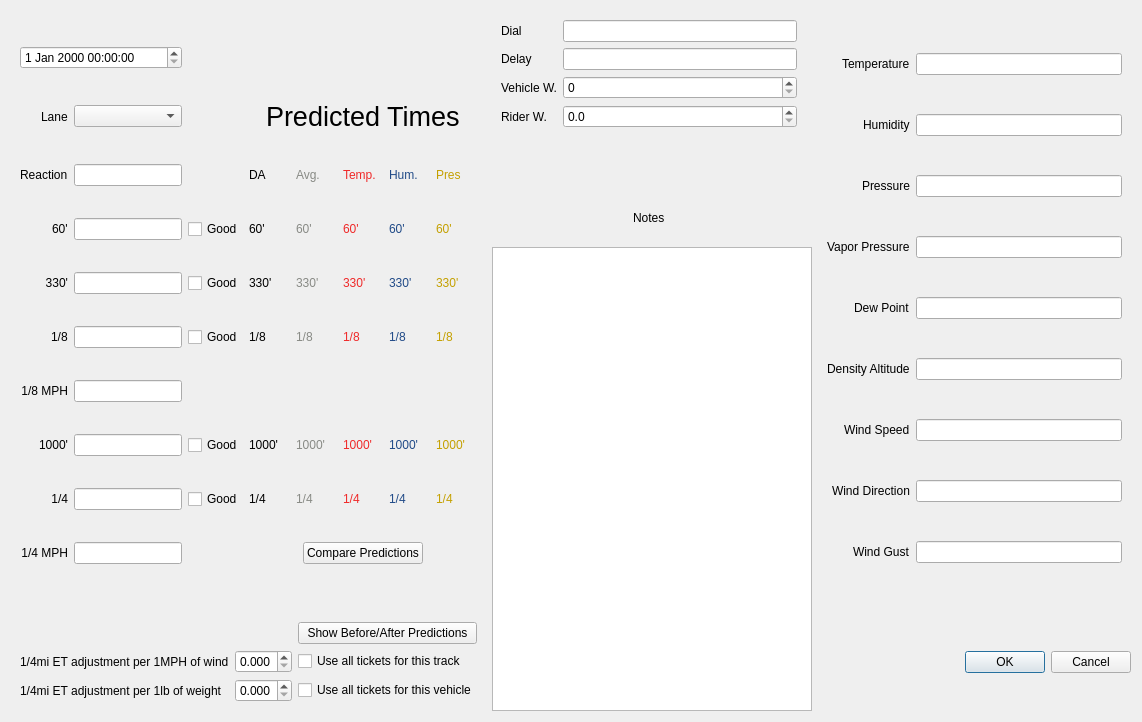
Qt form narob-desktop/ticketdialog.ui (iforgetware/narob) before a commit.
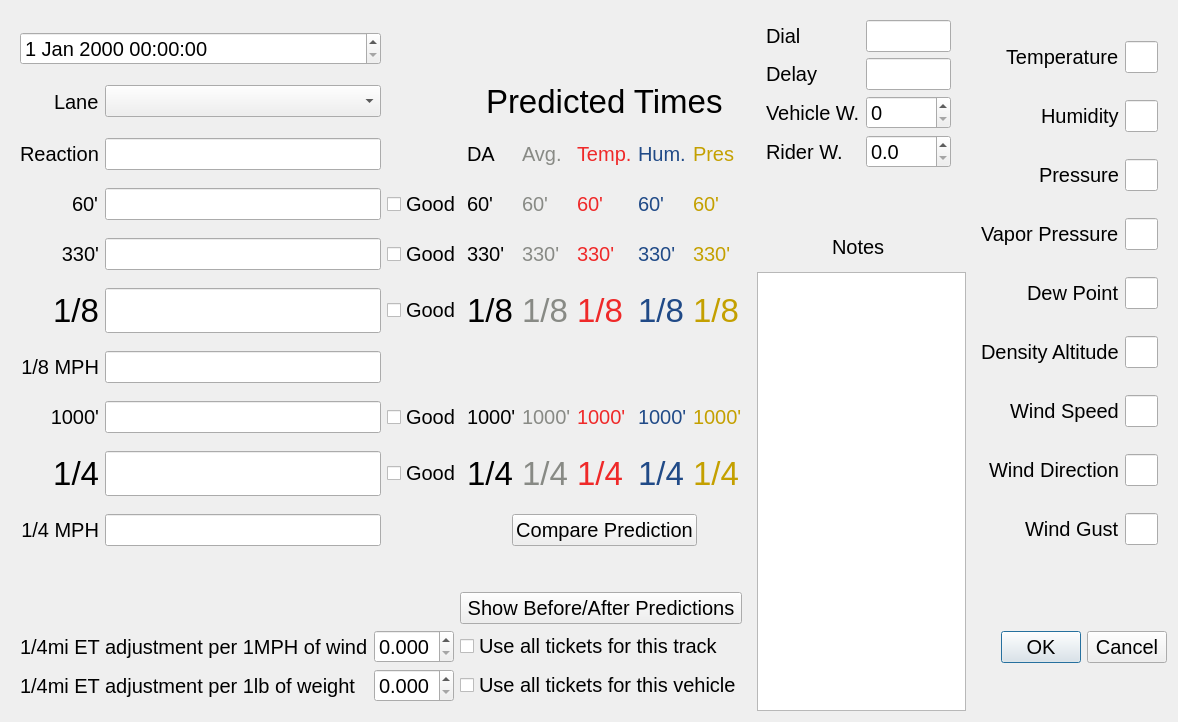
The same form after that commit.

```diff
--- a/narob-desktop/ticketdialog.ui
+++ b/narob-desktop/ticketdialog.ui
@@ -30,44 +30,126 @@
      </property>
      <layout class="QGridLayout" name="gridLayout_4">
       <item row="0" column="2">
-       <widget class="QLineEdit" name="temperatureEdit"/>
+       <widget class="QLineEdit" name="temperatureEdit">
+        <property name="font">
+         <font>
+          <pointsize>15</pointsize>
+         </font>
+        </property>
+       </widget>
       </item>
-      <item row="1" column="2">
-       <widget class="QLineEdit" name="humidityEdit"/>
+      <item row="6" column="2">
+       <widget class="QLineEdit" name="windSpeedEdit">
+        <property name="font">
+         <font>
+          <pointsize>15</pointsize>
+         </font>
+        </property>
+       </widget>
+      </item>
+      <item row="5" column="2">
+       <widget class="QLineEdit" name="densityAltitudeEdit">
+        <property name="font">
+         <font>
+          <pointsize>15</pointsize>
+         </font>
+        </property>
+       </widget>
+      </item>
+      <item row="5" column="0" alignment="Qt::AlignRight">
+       <widget class="QLabel" name="densityAltitudeLabel">
+        <property name="font">
+         <font>
+          <pointsize>15</pointsize>
+         </font>
+        </property>
+        <property name="text">
+         <string>Density Altitude</string>
+        </property>
+       </widget>
       </item>
       <item row="2" column="0" alignment="Qt::AlignRight">
        <widget class="QLabel" name="pressureLabel">
+        <property name="font">
+         <font>
+          <pointsize>15</pointsize>
+         </font>
+        </property>
         <property name="text">
          <string>Pressure</string>
         </property>
        </widget>
       </item>
-      <item row="6" column="0" alignment="Qt::AlignRight">
-       <widget class="QLabel" name="windSpeedLabel">
-        <property name="text">
-         <string>Wind Speed</string>
-        </property>
-       </widget>
-      </item>
       <item row="8" column="0" alignment="Qt::AlignRight">
        <widget class="QLabel" name="windGustLabel">
+        <property name="font">
+         <font>
+          <pointsize>15</pointsize>
+         </font>
+        </property>
         <property name="text">
          <string>Wind Gust</string>
         </property>
        </widget>
       </item>
-      <item row="3" column="0" alignment="Qt::AlignRight">
-       <widget class="QLabel" name="vaporPressureLabel">
+      <item row="6" column="0" alignment="Qt::AlignRight">
+       <widget class="QLabel" name="windSpeedLabel">
+        <property name="font">
+         <font>
+          <pointsize>15</pointsize>
+         </font>
+        </property>
         <property name="text">
-         <string>Vapor Pressure</string>
+         <string>Wind Speed</string>
         </property>
        </widget>
       </item>
-      <item row="2" column="2">
-       <widget class="QLineEdit" name="pressureEdit"/>
+      <item row="1" column="2">
+       <widget class="QLineEdit" name="humidityEdit">
+        <property name="font">
+         <font>
+          <pointsize>15</pointsize>
+         </font>
+        </property>
+       </widget>
+      </item>
+      <item row="3" column="2">
+       <widget class="QLineEdit" name="vaporPressureEdit">
+        <property name="font">
+         <font>
+          <pointsize>15</pointsize>
+         </font>
+        </property>
+       </widget>
+      </item>
+      <item row="1" column="0" alignment="Qt::AlignRight">
+       <widget class="QLabel" name="humidityLabel">
+        <property name="font">
+         <font>
+          <pointsize>15</pointsize>
+         </font>
+        </property>
+        <property name="text">
+         <string>Humidity</string>
+        </property>
+       </widget>
+      </item>
+      <item row="7" column="2">
+       <widget class="QLineEdit" name="windDirectionEdit">
+        <property name="font">
+         <font>
+          <pointsize>15</pointsize>
+         </font>
+        </property>
+       </widget>
       </item>
       <item row="0" column="0" alignment="Qt::AlignRight">
        <widget class="QLabel" name="temperatureLabel">
+        <property name="font">
+         <font>
+          <pointsize>15</pointsize>
+         </font>
+        </property>
         <property name="text">
          <string>Temperature</string>
         </property>
@@ -75,50 +157,67 @@
       </item>
       <item row="7" column="0" alignment="Qt::AlignRight">
        <widget class="QLabel" name="windDirectionLabel">
+        <property name="font">
+         <font>
+          <pointsize>15</pointsize>
+         </font>
+        </property>
         <property name="text">
          <string>Wind Direction</string>
         </property>
        </widget>
       </item>
-      <item row="5" column="0" alignment="Qt::AlignRight">
-       <widget class="QLabel" name="densityAltitudeLabel">
-        <property name="text">
-         <string>Density Altitude</string>
+      <item row="8" column="2">
+       <widget class="QLineEdit" name="windGustEdit">
+        <property name="font">
+         <font>
+          <pointsize>15</pointsize>
+         </font>
         </property>
        </widget>
       </item>
-      <item row="1" column="0" alignment="Qt::AlignRight">
-       <widget class="QLabel" name="humidityLabel">
+      <item row="4" column="2">
+       <widget class="QLineEdit" name="dewPointEdit">
+        <property name="font">
+         <font>
+          <pointsize>15</pointsize>
+         </font>
+        </property>
+       </widget>
+      </item>
+      <item row="2" column="2">
+       <widget class="QLineEdit" name="pressureEdit">
+        <property name="font">
+         <font>
+          <pointsize>15</pointsize>
+         </font>
+        </property>
+       </widget>
+      </item>
+      <item row="3" column="0" alignment="Qt::AlignRight">
+       <widget class="QLabel" name="vaporPressureLabel">
+        <property name="font">
+         <font>
+          <pointsize>15</pointsize>
+         </font>
+        </property>
         <property name="text">
-         <string>Humidity</string>
+         <string>Vapor Pressure</string>
         </property>
        </widget>
       </item>
       <item row="4" column="0" alignment="Qt::AlignRight">
        <widget class="QLabel" name="dewPointLabel">
+        <property name="font">
+         <font>
+          <pointsize>15</pointsize>
+         </font>
+        </property>
         <property name="text">
          <string>Dew Point</string>
         </property>
        </widget>
       </item>
-      <item row="3" column="2">
-       <widget class="QLineEdit" name="vaporPressureEdit"/>
-      </item>
-      <item row="4" column="2">
-       <widget class="QLineEdit" name="dewPointEdit"/>
-      </item>
-      <item row="5" column="2">
-       <widget class="QLineEdit" name="densityAltitudeEdit"/>
-      </item>
-      <item row="6" column="2">
-       <widget class="QLineEdit" name="windSpeedEdit"/>
-      </item>
-      <item row="7" column="2">
-       <widget class="QLineEdit" name="windDirectionEdit"/>
-      </item>
-      <item row="8" column="2">
-       <widget class="QLineEdit" name="windGustEdit"/>
-      </item>
      </layout>
     </widget>
    </item>
@@ -139,6 +238,11 @@
      <layout class="QGridLayout" name="gridLayout_3">
       <item row="3" column="2">
        <widget class="QCheckBox" name="vehicleTicketsCheckBox">
+        <property name="font">
+         <font>
+          <pointsize>15</pointsize>
+         </font>
+        </property>
         <property name="text">
          <string>Use all tickets for this vehicle</string>
         </property>
@@ -146,6 +250,11 @@
       </item>
       <item row="3" column="1">
        <widget class="QDoubleSpinBox" name="weightAdjustmentSpinBox">
+        <property name="font">
+         <font>
+          <pointsize>15</pointsize>
+         </font>
+        </property>
         <property name="decimals">
          <number>3</number>
         </property>
@@ -159,6 +268,11 @@
       </item>
       <item row="0" column="2">
        <widget class="QPushButton" name="showPredictionsButton">
+        <property name="font">
+         <font>
+          <pointsize>15</pointsize>
+         </font>
+        </property>
         <property name="text">
          <string>Show Before/After Predictions</string>
         </property>
@@ -166,6 +280,11 @@
       </item>
       <item row="1" column="1">
        <widget class="QDoubleSpinBox" name="windAdjustmentSpinBox">
+        <property name="font">
+         <font>
+          <pointsize>15</pointsize>
+         </font>
+        </property>
         <property name="decimals">
          <number>3</number>
         </property>
@@ -179,6 +298,11 @@
       </item>
       <item row="1" column="2">
        <widget class="QCheckBox" name="trackTicketsCheckBox">
+        <property name="font">
+         <font>
+          <pointsize>15</pointsize>
+         </font>
+        </property>
         <property name="text">
          <string>Use all tickets for this track</string>
         </property>
@@ -186,6 +310,11 @@
       </item>
       <item row="1" column="0">
        <widget class="QLabel" name="windAdjustmentLabel">
+        <property name="font">
+         <font>
+          <pointsize>15</pointsize>
+         </font>
+        </property>
         <property name="text">
          <string>1/4mi ET adjustment per 1MPH of wind</string>
         </property>
@@ -193,6 +322,11 @@
       </item>
       <item row="3" column="0">
        <widget class="QLabel" name="weightAdjustmentLabel">
+        <property name="font">
+         <font>
+          <pointsize>15</pointsize>
+         </font>
+        </property>
         <property name="text">
          <string>1/4mi ET adjustment per 1lb of weight</string>
         </property>
@@ -212,6 +346,11 @@
      <layout class="QGridLayout" name="gridLayout_2">
       <item row="1" column="0" alignment="Qt::AlignRight">
        <widget class="QLabel" name="laneLabel">
+        <property name="font">
+         <font>
+          <pointsize>15</pointsize>
+         </font>
+        </property>
         <property name="text">
          <string>Lane</string>
         </property>
@@ -225,6 +364,11 @@
           <verstretch>0</verstretch>
          </sizepolicy>
         </property>
+        <property name="font">
+         <font>
+          <pointsize>25</pointsize>
+         </font>
+        </property>
        </widget>
       </item>
       <item row="8" column="4">
@@ -266,6 +410,11 @@
           </disabled>
          </palette>
         </property>
+        <property name="font">
+         <font>
+          <pointsize>15</pointsize>
+         </font>
+        </property>
         <property name="text">
          <string>60'</string>
         </property>
@@ -273,6 +422,11 @@
       </item>
       <item row="12" column="3">
        <widget class="QLabel" name="thousandD">
+        <property name="font">
+         <font>
+          <pointsize>15</pointsize>
+         </font>
+        </property>
         <property name="text">
          <string>1000'</string>
         </property>
@@ -317,6 +471,11 @@
           </disabled>
          </palette>
         </property>
+        <property name="font">
+         <font>
+          <pointsize>25</pointsize>
+         </font>
+        </property>
         <property name="text">
          <string>1/4</string>
         </property>
@@ -361,6 +520,11 @@
           </disabled>
          </palette>
         </property>
+        <property name="font">
+         <font>
+          <pointsize>15</pointsize>
+         </font>
+        </property>
         <property name="text">
          <string>60'</string>
         </property>
@@ -405,6 +569,11 @@
           </disabled>
          </palette>
         </property>
+        <property name="font">
+         <font>
+          <pointsize>15</pointsize>
+         </font>
+        </property>
         <property name="text">
          <string>1000'</string>
         </property>
@@ -412,6 +581,11 @@
       </item>
       <item row="9" column="3">
        <widget class="QLabel" name="threeThirtyD">
+        <property name="font">
+         <font>
+          <pointsize>15</pointsize>
+         </font>
+        </property>
         <property name="text">
          <string>330'</string>
         </property>
@@ -456,6 +630,11 @@
           </disabled>
          </palette>
         </property>
+        <property name="font">
+         <font>
+          <pointsize>15</pointsize>
+         </font>
+        </property>
         <property name="text">
          <string>60'</string>
         </property>
@@ -500,6 +679,11 @@
           </disabled>
          </palette>
         </property>
+        <property name="font">
+         <font>
+          <pointsize>25</pointsize>
+         </font>
+        </property>
         <property name="text">
          <string>1/4</string>
         </property>
@@ -544,6 +728,11 @@
           </disabled>
          </palette>
         </property>
+        <property name="font">
+         <font>
+          <pointsize>15</pointsize>
+         </font>
+        </property>
         <property name="text">
          <string>60'</string>
         </property>
@@ -588,6 +777,11 @@
           </disabled>
          </palette>
         </property>
+        <property name="font">
+         <font>
+          <pointsize>15</pointsize>
+         </font>
+        </property>
         <property name="text">
          <string>330'</string>
         </property>
@@ -632,6 +826,11 @@
           </disabled>
          </palette>
         </property>
+        <property name="font">
+         <font>
+          <pointsize>15</pointsize>
+         </font>
+        </property>
         <property name="text">
          <string>330'</string>
         </property>
@@ -639,6 +838,11 @@
       </item>
       <item row="12" column="0">
        <widget class="QLabel" name="thousandLable">
+        <property name="font">
+         <font>
+          <pointsize>15</pointsize>
+         </font>
+        </property>
         <property name="text">
          <string>1000'</string>
         </property>
@@ -686,6 +890,11 @@
           </disabled>
          </palette>
         </property>
+        <property name="font">
+         <font>
+          <pointsize>25</pointsize>
+         </font>
+        </property>
         <property name="text">
          <string>1/8</string>
         </property>
@@ -693,6 +902,11 @@
       </item>
       <item row="13" column="0">
        <widget class="QLabel" name="quarterLable">
+        <property name="font">
+         <font>
+          <pointsize>25</pointsize>
+         </font>
+        </property>
         <property name="text">
          <string>1/4</string>
         </property>
@@ -703,6 +917,11 @@
       </item>
       <item row="9" column="2">
        <widget class="QCheckBox" name="threeThirtyGoodCheckBox">
+        <property name="font">
+         <font>
+          <pointsize>15</pointsize>
+         </font>
+        </property>
         <property name="text">
          <string>Good</string>
         </property>
@@ -713,6 +932,11 @@
       </item>
       <item row="10" column="2">
        <widget class="QCheckBox" name="eighthGoodCheckBox">
+        <property name="font">
+         <font>
+          <pointsize>15</pointsize>
+         </font>
+        </property>
         <property name="text">
          <string>Good</string>
         </property>
@@ -729,6 +953,11 @@
           <verstretch>0</verstretch>
          </sizepolicy>
         </property>
+        <property name="font">
+         <font>
+          <pointsize>15</pointsize>
+         </font>
+        </property>
         <property name="maxVisibleItems">
          <number>2</number>
         </property>
@@ -736,6 +965,11 @@
       </item>
       <item row="10" column="0" alignment="Qt::AlignRight">
        <widget class="QLabel" name="eighthLabel">
+        <property name="font">
+         <font>
+          <pointsize>25</pointsize>
+         </font>
+        </property>
         <property name="text">
          <string>1/8</string>
         </property>
@@ -780,6 +1014,11 @@
           </disabled>
          </palette>
         </property>
+        <property name="font">
+         <font>
+          <pointsize>25</pointsize>
+         </font>
+        </property>
         <property name="text">
          <string>1/8</string>
         </property>
@@ -787,6 +1026,11 @@
       </item>
       <item row="6" column="0" alignment="Qt::AlignRight">
        <widget class="QLabel" name="reactionLabel">
+        <property name="font">
+         <font>
+          <pointsize>15</pointsize>
+         </font>
+        </property>
         <property name="text">
          <string>Reaction</string>
         </property>
@@ -800,6 +1044,11 @@
           <verstretch>0</verstretch>
          </sizepolicy>
         </property>
+        <property name="font">
+         <font>
+          <pointsize>15</pointsize>
+         </font>
+        </property>
         <property name="inputMask">
          <string/>
         </property>
@@ -844,6 +1093,11 @@
           </disabled>
          </palette>
         </property>
+        <property name="font">
+         <font>
+          <pointsize>15</pointsize>
+         </font>
+        </property>
         <property name="text">
          <string>1000'</string>
         </property>
@@ -857,6 +1111,11 @@
           <verstretch>0</verstretch>
          </sizepolicy>
         </property>
+        <property name="font">
+         <font>
+          <pointsize>15</pointsize>
+         </font>
+        </property>
        </widget>
       </item>
       <item row="11" column="1">
@@ -867,10 +1126,20 @@
           <verstretch>0</verstretch>
          </sizepolicy>
         </property>
+        <property name="font">
+         <font>
+          <pointsize>15</pointsize>
+         </font>
+        </property>
        </widget>
       </item>
       <item row="8" column="3">
        <widget class="QLabel" name="sixtyD">
+        <property name="font">
+         <font>
+          <pointsize>15</pointsize>
+         </font>
+        </property>
         <property name="text">
          <string>60'</string>
         </property>
@@ -915,6 +1184,11 @@
           </disabled>
          </palette>
         </property>
+        <property name="font">
+         <font>
+          <pointsize>15</pointsize>
+         </font>
+        </property>
         <property name="text">
          <string>1000'</string>
         </property>
@@ -922,6 +1196,11 @@
       </item>
       <item row="12" column="2">
        <widget class="QCheckBox" name="thousandGoodCheckBox">
+        <property name="font">
+         <font>
+          <pointsize>15</pointsize>
+         </font>
+        </property>
         <property name="text">
          <string>Good</string>
         </property>
@@ -969,6 +1248,11 @@
           </disabled>
          </palette>
         </property>
+        <property name="font">
+         <font>
+          <pointsize>25</pointsize>
+         </font>
+        </property>
         <property name="text">
          <string>1/8</string>
         </property>
@@ -1013,6 +1297,11 @@
           </disabled>
          </palette>
         </property>
+        <property name="font">
+         <font>
+          <pointsize>15</pointsize>
+         </font>
+        </property>
         <property name="text">
          <string>1000'</string>
         </property>
@@ -1020,6 +1309,11 @@
       </item>
       <item row="11" column="0">
        <widget class="QLabel" name="eighthMPHLabel">
+        <property name="font">
+         <font>
+          <pointsize>15</pointsize>
+         </font>
+        </property>
         <property name="text">
          <string>1/8 MPH</string>
         </property>
@@ -1030,6 +1324,11 @@
       </item>
       <item row="8" column="0" alignment="Qt::AlignRight">
        <widget class="QLabel" name="sixtyLabel">
+        <property name="font">
+         <font>
+          <pointsize>15</pointsize>
+         </font>
+        </property>
         <property name="text">
          <string>60'</string>
         </property>
@@ -1043,6 +1342,11 @@
           <verstretch>0</verstretch>
          </sizepolicy>
         </property>
+        <property name="font">
+         <font>
+          <pointsize>15</pointsize>
+         </font>
+        </property>
        </widget>
       </item>
       <item row="10" column="7">
@@ -1084,6 +1388,11 @@
           </disabled>
          </palette>
         </property>
+        <property name="font">
+         <font>
+          <pointsize>25</pointsize>
+         </font>
+        </property>
         <property name="text">
          <string>1/8</string>
         </property>
@@ -1091,6 +1400,11 @@
       </item>
       <item row="8" column="2">
        <widget class="QCheckBox" name="sixtyGoodCheckBox">
+        <property name="font">
+         <font>
+          <pointsize>15</pointsize>
+         </font>
+        </property>
         <property name="text">
          <string>Good</string>
         </property>
@@ -1138,6 +1452,11 @@
           </disabled>
          </palette>
         </property>
+        <property name="font">
+         <font>
+          <pointsize>15</pointsize>
+         </font>
+        </property>
         <property name="text">
          <string>Avg.</string>
         </property>
@@ -1145,6 +1464,11 @@
       </item>
       <item row="14" column="0">
        <widget class="QLabel" name="quarterMPHLable">
+        <property name="font">
+         <font>
+          <pointsize>15</pointsize>
+         </font>
+        </property>
         <property name="text">
          <string>1/4 MPH</string>
         </property>
@@ -1155,6 +1479,11 @@
       </item>
       <item row="13" column="2">
        <widget class="QCheckBox" name="quarterGoodCheckBox">
+        <property name="font">
+         <font>
+          <pointsize>15</pointsize>
+         </font>
+        </property>
         <property name="text">
          <string>Good</string>
         </property>
@@ -1165,6 +1494,11 @@
       </item>
       <item row="10" column="3">
        <widget class="QLabel" name="eighthD">
+        <property name="font">
+         <font>
+          <pointsize>25</pointsize>
+         </font>
+        </property>
         <property name="text">
          <string>1/8</string>
         </property>
@@ -1209,6 +1543,11 @@
           </disabled>
          </palette>
         </property>
+        <property name="font">
+         <font>
+          <pointsize>25</pointsize>
+         </font>
+        </property>
         <property name="text">
          <string>1/4</string>
         </property>
@@ -1253,6 +1592,11 @@
           </disabled>
          </palette>
         </property>
+        <property name="font">
+         <font>
+          <pointsize>15</pointsize>
+         </font>
+        </property>
         <property name="text">
          <string>Hum.</string>
         </property>
@@ -1297,6 +1641,11 @@
           </disabled>
          </palette>
         </property>
+        <property name="font">
+         <font>
+          <pointsize>15</pointsize>
+         </font>
+        </property>
         <property name="text">
          <string>Pres</string>
         </property>
@@ -1310,6 +1659,11 @@
           <verstretch>0</verstretch>
          </sizepolicy>
         </property>
+        <property name="font">
+         <font>
+          <pointsize>15</pointsize>
+         </font>
+        </property>
        </widget>
       </item>
       <item row="9" column="5">
@@ -1351,6 +1705,11 @@
           </disabled>
          </palette>
         </property>
+        <property name="font">
+         <font>
+          <pointsize>15</pointsize>
+         </font>
+        </property>
         <property name="text">
          <string>330'</string>
         </property>
@@ -1364,10 +1723,20 @@
           <verstretch>0</verstretch>
          </sizepolicy>
         </property>
+        <property name="font">
+         <font>
+          <pointsize>25</pointsize>
+         </font>
+        </property>
        </widget>
       </item>
       <item row="9" column="0">
        <widget class="QLabel" name="threeThirtyLabel">
+        <property name="font">
+         <font>
+          <pointsize>15</pointsize>
+         </font>
+        </property>
         <property name="text">
          <string>330'</string>
         </property>
@@ -1384,6 +1753,11 @@
           <verstretch>0</verstretch>
          </sizepolicy>
         </property>
+        <property name="font">
+         <font>
+          <pointsize>15</pointsize>
+         </font>
+        </property>
        </widget>
       </item>
       <item row="9" column="4">
@@ -1425,6 +1799,11 @@
           </disabled>
          </palette>
         </property>
+        <property name="font">
+         <font>
+          <pointsize>15</pointsize>
+         </font>
+        </property>
         <property name="text">
          <string>330'</string>
         </property>
@@ -1469,6 +1848,11 @@
           </disabled>
          </palette>
         </property>
+        <property name="font">
+         <font>
+          <pointsize>25</pointsize>
+         </font>
+        </property>
         <property name="text">
          <string>1/4</string>
         </property>
@@ -1476,6 +1860,11 @@
       </item>
       <item row="13" column="3">
        <widget class="QLabel" name="quarterD">
+        <property name="font">
+         <font>
+          <pointsize>25</pointsize>
+         </font>
+        </property>
         <property name="text">
          <string>1/4</string>
         </property>
@@ -1520,6 +1909,11 @@
           </disabled>
          </palette>
         </property>
+        <property name="font">
+         <font>
+          <pointsize>15</pointsize>
+         </font>
+        </property>
         <property name="text">
          <string>Temp.</string>
         </property>
@@ -1527,6 +1921,11 @@
       </item>
       <item row="6" column="3">
        <widget class="QLabel" name="DALabel">
+        <property name="font">
+         <font>
+          <pointsize>15</pointsize>
+         </font>
+        </property>
         <property name="text">
          <string>DA</string>
         </property>
@@ -1540,12 +1939,22 @@
           <verstretch>0</verstretch>
          </sizepolicy>
         </property>
+        <property name="font">
+         <font>
+          <pointsize>15</pointsize>
+         </font>
+        </property>
        </widget>
       </item>
       <item row="14" column="3" colspan="5" alignment="Qt::AlignHCenter">
-       <widget class="QPushButton" name="comparePredictionsButton">
+       <widget class="QPushButton" name="comparePredictionButton">
+        <property name="font">
+         <font>
+          <pointsize>15</pointsize>
+         </font>
+        </property>
         <property name="text">
-         <string>Compare Predictions</string>
+         <string>Compare Prediction</string>
         </property>
        </widget>
       </item>
@@ -1553,7 +1962,7 @@
        <widget class="QLabel" name="label">
         <property name="font">
          <font>
-          <pointsize>20</pointsize>
+          <pointsize>25</pointsize>
          </font>
         </property>
         <property name="text">
@@ -1566,6 +1975,11 @@
    </item>
    <item row="16" column="13">
     <widget class="QDialogButtonBox" name="buttonBox">
+     <property name="font">
+      <font>
+       <pointsize>15</pointsize>
+      </font>
+     </property>
      <property name="orientation">
       <enum>Qt::Horizontal</enum>
      </property>
@@ -1584,10 +1998,21 @@
      </property>
      <layout class="QGridLayout" name="gridLayout_5">
       <item row="1" column="1">
-       <widget class="QLineEdit" name="delayEdit"/>
+       <widget class="QLineEdit" name="delayEdit">
+        <property name="font">
+         <font>
+          <pointsize>15</pointsize>
+         </font>
+        </property>
+       </widget>
       </item>
       <item row="0" column="0">
        <widget class="QLabel" name="dialLabel">
+        <property name="font">
+         <font>
+          <pointsize>15</pointsize>
+         </font>
+        </property>
         <property name="text">
          <string>Dial</string>
         </property>
@@ -1595,6 +2020,11 @@
       </item>
       <item row="1" column="0">
        <widget class="QLabel" name="delayLabel">
+        <property name="font">
+         <font>
+          <pointsize>15</pointsize>
+         </font>
+        </property>
         <property name="text">
          <string>Delay</string>
         </property>
@@ -1602,6 +2032,11 @@
       </item>
       <item row="0" column="1">
        <widget class="QLineEdit" name="dialEdit">
+        <property name="font">
+         <font>
+          <pointsize>15</pointsize>
+         </font>
+        </property>
         <property name="inputMask">
          <string/>
         </property>
@@ -1609,6 +2044,11 @@
       </item>
       <item row="4" column="1">
        <widget class="QDoubleSpinBox" name="riderWeightSpinBox">
+        <property name="font">
+         <font>
+          <pointsize>15</pointsize>
+         </font>
+        </property>
         <property name="decimals">
          <number>1</number>
         </property>
@@ -1622,6 +2062,11 @@
       </item>
       <item row="4" column="0">
        <widget class="QLabel" name="riderWeightLabel">
+        <property name="font">
+         <font>
+          <pointsize>15</pointsize>
+         </font>
+        </property>
         <property name="text">
          <string>Rider W.</string>
         </property>
@@ -1629,6 +2074,11 @@
       </item>
       <item row="3" column="1">
        <widget class="QSpinBox" name="vehicleWeightSpinBox">
+        <property name="font">
+         <font>
+          <pointsize>15</pointsize>
+         </font>
+        </property>
         <property name="maximum">
          <number>10000</number>
         </property>
@@ -1636,6 +2086,11 @@
       </item>
       <item row="3" column="0">
        <widget class="QLabel" name="vehicleWeightLabel">
+        <property name="font">
+         <font>
+          <pointsize>15</pointsize>
+         </font>
+        </property>
         <property name="text">
          <string>Vehicle W.</string>
         </property>
@@ -1645,10 +2100,21 @@
     </widget>
    </item>
    <item row="9" column="11" rowspan="8" colspan="2">
-    <widget class="QPlainTextEdit" name="notesEdit"/>
+    <widget class="QPlainTextEdit" name="notesEdit">
+     <property name="font">
+      <font>
+       <pointsize>15</pointsize>
+      </font>
+     </property>
+    </widget>
    </item>
    <item row="8" column="11" alignment="Qt::AlignHCenter">
     <widget class="QLabel" name="notesLabel">
+     <property name="font">
+      <font>
+       <pointsize>15</pointsize>
+      </font>
+     </property>
      <property name="text">
       <string>Notes</string>
      </property>
```
Left out of the diff: 2 changed lines with no effect on the pictures.
